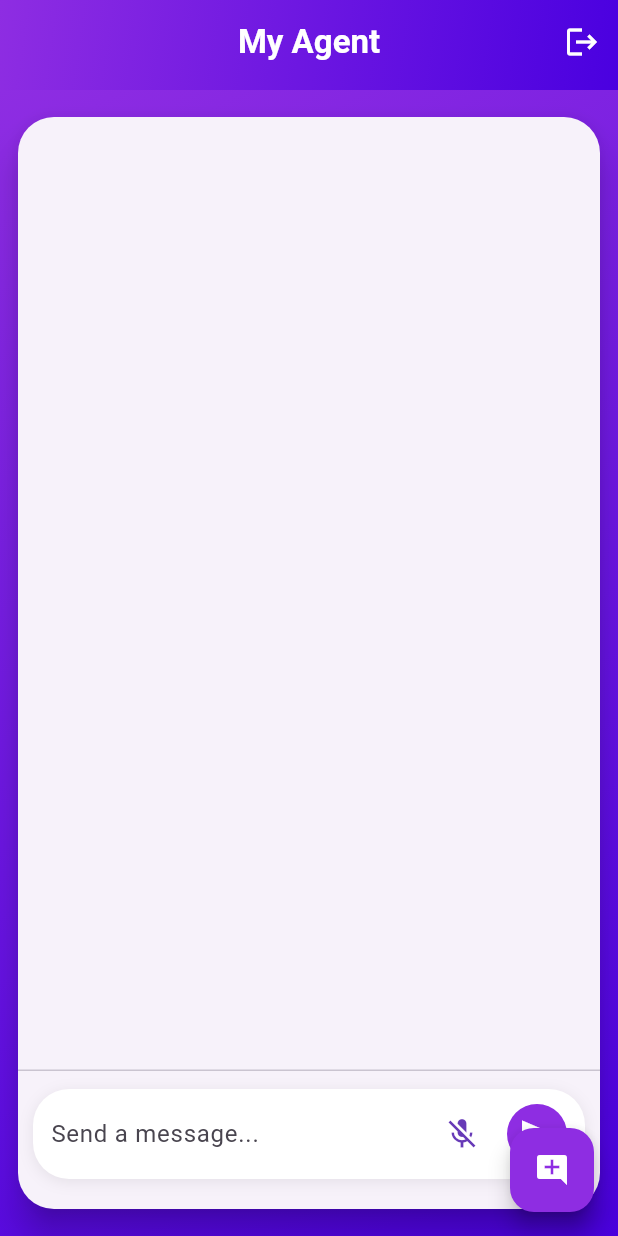
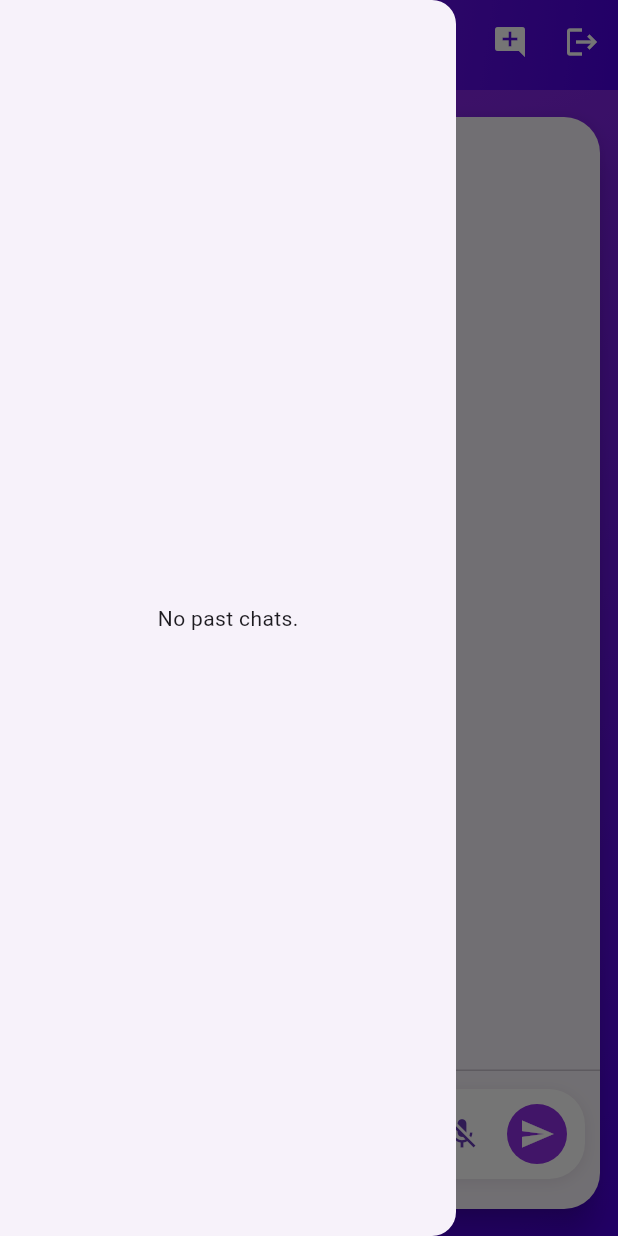
Before and after one commit to saswatsaubhagya/assistant, a Flutter app: the ChatPage screen opened directly with empty values, with the side drawer open (before the commit the screen has no drawer), on a phone screen of 412 x 824 dp. Run offline on Flutter 3.47's test engine with Material 3 defaults, Android fonts, the phone set to English and light mode, and no system bars; our stand-ins replace shared_preferences, speech_to_text; accounts and stored records are empty.

Commit message:
Refactor ChatPage to enhance UI and functionality
- Integrated `ChatHistoryDrawer` for session management in the chat interface.
- Replaced the existing chat input section with a new `ChatInputRow` widget for improved user experience.
- Updated the app bar to include a new chat button for initiating new chat sessions.
- Refactored chat session handling to streamline the process of starting new conversations.

```diff
--- a/lib/main.dart
+++ b/lib/main.dart
@@ -2,6 +2,7 @@ import 'package:flutter/material.dart';
 import 'package:shared_preferences/shared_preferences.dart';
 import 'screens/chat_page.dart';
 import 'screens/landing_screen.dart';
+import 'screens/new_chat_screen.dart';
 
 void main() => runApp(const ChatApp());
 
@@ -30,7 +31,7 @@ class ChatApp extends StatelessWidget {
           if (!snapshot.hasData) {
             return const Center(child: CircularProgressIndicator());
           }
-          return snapshot.data! ? const ChatPage() : const LandingScreen();
+          return snapshot.data! ? const NewChatScreen() : const LandingScreen();
         },
       ),
     );
--- a/lib/screens/chat_page.dart
+++ b/lib/screens/chat_page.dart
@@ -8,6 +8,8 @@ import 'package:speech_to_text/speech_recognition_result.dart';
 import 'package:speech_to_text/speech_to_text.dart';
 import 'package:uuid/uuid.dart';
 import 'dart:convert';
+import '../widgets/chat_history_drawer.dart';
+import '../widgets/chat_input_row.dart';
 
 class ChatPage extends StatefulWidget {
   final String sessionId;
@@ -23,7 +25,7 @@ class ChatPageState extends State<ChatPage> {
   bool _isTyping = false;
 
   // Speech to text variables
-  SpeechToText _speechToText = SpeechToText();
+  final SpeechToText _speechToText = SpeechToText();
   bool _speechEnabled = false;
   String _lastWords = '';
 
@@ -123,9 +125,19 @@ class ChatPageState extends State<ChatPage> {
   Widget build(BuildContext context) {
     return Scaffold(
       backgroundColor: Colors.transparent,
+      drawer: ChatHistoryDrawer(
+        currentSessionId: widget.sessionId,
+        onSessionSelected: (sessionId) {
+          Navigator.pushReplacement(
+            context,
+            MaterialPageRoute(builder: (_) => ChatPage(sessionId: sessionId)),
+          );
+        },
+      ),
       appBar: PreferredSize(
         preferredSize: const Size.fromHeight(60),
         child: AppBar(
+          iconTheme: const IconThemeData(color: Colors.white),
           flexibleSpace: Container(
             decoration: const BoxDecoration(
               gradient: LinearGradient(
@@ -142,6 +154,21 @@ class ChatPageState extends State<ChatPage> {
           centerTitle: true,
           elevation: 0,
           actions: [
+            IconButton(
+              icon: const Icon(Icons.add_comment, color: Colors.white),
+              tooltip: 'New Chat',
+              onPressed: () async {
+                await _saveSessionMessages();
+                final newSessionId = const Uuid().v4();
+                if (!context.mounted) return;
+                Navigator.pushReplacement(
+                  context,
+                  MaterialPageRoute(
+                    builder: (_) => ChatPage(sessionId: newSessionId),
+                  ),
+                );
+              },
+            ),
             IconButton(
               icon: const Icon(Icons.logout, color: Colors.white),
               tooltip: 'Logout',
@@ -202,84 +229,25 @@ class ChatPageState extends State<ChatPage> {
                       ),
                     ),
                     const Divider(height: 1),
-                    Container(
-                      margin: const EdgeInsets.symmetric(
-                        horizontal: 10,
-                        vertical: 12,
-                      ),
-                      padding: const EdgeInsets.symmetric(
-                        horizontal: 12,
-                        vertical: 6,
-                      ),
-                      decoration: BoxDecoration(
-                        color: Colors.white,
-                        borderRadius: BorderRadius.circular(24),
-                        boxShadow: [
-                          BoxShadow(
-                            color: Colors.black.withOpacity(0.08),
-                            blurRadius: 8,
-                            offset: const Offset(0, 2),
-                          ),
-                        ],
-                      ),
-                      child: Row(
-                        children: [
-                          Expanded(
-                            child: TextField(
+                    ChatInputRow(
                       controller: _controller,
-                              onSubmitted: sendMessage,
-                              minLines: 1,
-                              maxLines: 5,
-                              keyboardType: TextInputType.multiline,
-                              scrollPadding: const EdgeInsets.all(20),
-                              decoration: const InputDecoration(
-                                hintText: 'Send a message...',
-                                border: InputBorder.none,
-                                isDense: true,
-                                contentPadding: EdgeInsets.symmetric(
-                                  vertical: 10,
-                                ),
-                              ),
-                            ),
-                          ),
-                          IconButton(
-                            icon: Icon(
-                              _speechToText.isNotListening
-                                  ? Icons.mic_off
-                                  : Icons.mic,
-                              color: Colors.deepPurple,
-                            ),
-                            onPressed: _speechEnabled
-                                ? () {
+                      speechEnabled: _speechEnabled,
+                      isListening: _speechToText.isListening,
+                      onMicPressed: () {
                         if (_speechToText.isNotListening) {
                           _startListening();
                         } else {
                           _stopListening();
                         }
-                                  }
-                                : null,
-                          ),
-                          const SizedBox(width: 6),
-                          Material(
-                            color: const Color(0xFF8E2DE2),
-                            borderRadius: BorderRadius.circular(20),
-                            child: InkWell(
-                              borderRadius: BorderRadius.circular(20),
-                              onTap: () {
+                      },
+                      onSendPressed: () {
                         final text = _controller.text.trim();
                         if (text.isNotEmpty) {
                           _controller.clear();
                           sendMessage(text);
                         }
                       },
-                              child: const Padding(
-                                padding: EdgeInsets.all(8.0),
-                                child: Icon(Icons.send, color: Colors.white),
-                              ),
-                            ),
-                          ),
-                        ],
-                      ),
+                      onSubmitted: sendMessage,
                     ),
                   ],
                 ),
@@ -288,34 +256,6 @@ class ChatPageState extends State<ChatPage> {
           ),
         ),
       ),
-      floatingActionButton: FloatingActionButton(
-        backgroundColor: const Color(0xFF8E2DE2),
-        child: const Icon(Icons.add_comment, color: Colors.white),
-        tooltip: 'New Chat',
-        onPressed: () async {
-          // Save current chat to local storage
-          final prefs = await SharedPreferences.getInstance();
-          final history = prefs.getStringList('chatHistory') ?? [];
-          final sessionData = {
-            'sessionId': widget.sessionId,
-            'messages': _messages
-                .map((m) => {'text': m.text, 'isUser': m.isUser})
-                .toList(),
-          };
-          history.add(jsonEncode(sessionData));
-          await prefs.setStringList('chatHistory', history);
-
-          // Start new chat session
-          final newSessionId = const Uuid().v4();
-          if (!context.mounted) return;
-          Navigator.pushReplacement(
-            context,
-            MaterialPageRoute(
-              builder: (_) => ChatPage(sessionId: newSessionId),
-            ),
-          );
-        },
-      ),
     );
   }
 }
--- /dev/null
+++ b/lib/widgets/chat_history_drawer.dart
@@ -0,0 +1,61 @@
+import 'package:flutter/material.dart';
+import 'package:shared_preferences/shared_preferences.dart';
+import 'dart:convert';
+
+class ChatHistoryDrawer extends StatelessWidget {
+  final String currentSessionId;
+  final void Function(String sessionId) onSessionSelected;
+  const ChatHistoryDrawer({
+    super.key,
+    required this.currentSessionId,
+    required this.onSessionSelected,
+  });
+
+  Future<List<Map<String, dynamic>>> _getAllSessions() async {
+    final prefs = await SharedPreferences.getInstance();
+    final history = prefs.getStringList('chatHistory') ?? [];
+    return history.map((e) => jsonDecode(e) as Map<String, dynamic>).toList();
+  }
+
+  @override
+  Widget build(BuildContext context) {
+    return Drawer(
+      child: FutureBuilder<List<Map<String, dynamic>>>(
+        future: _getAllSessions(),
+        builder: (context, snapshot) {
+          if (!snapshot.hasData) {
+            return const Center(child: CircularProgressIndicator());
+          }
+          final sessions = snapshot.data!;
+          if (sessions.isEmpty) {
+            return const Center(child: Text('No past chats.'));
+          }
+          return ListView.builder(
+            itemCount: sessions.length,
+            itemBuilder: (context, index) {
+              final session = sessions[index];
+              final sessionId = session['sessionId'] as String;
+              final messages = session['messages'] as List;
+              final preview = messages.isNotEmpty
+                  ? (messages.last['text'] ?? '')
+                  : 'No messages';
+              return ListTile(
+                title: Text('Session ${index + 1}'),
+                subtitle: Text(
+                  preview,
+                  maxLines: 1,
+                  overflow: TextOverflow.ellipsis,
+                ),
+                onTap: () {
+                  Navigator.pop(context); // close drawer
+                  onSessionSelected(sessionId);
+                },
+                selected: sessionId == currentSessionId,
+              );
+            },
+          );
+        },
+      ),
+    );
+  }
+}
--- /dev/null
+++ b/lib/widgets/chat_input_row.dart
@@ -0,0 +1,79 @@
+import 'package:flutter/material.dart';
+
+class ChatInputRow extends StatelessWidget {
+  final TextEditingController controller;
+  final bool speechEnabled;
+  final bool isListening;
+  final VoidCallback onMicPressed;
+  final VoidCallback onSendPressed;
+  final ValueChanged<String> onSubmitted;
+
+  const ChatInputRow({
+    super.key,
+    required this.controller,
+    required this.speechEnabled,
+    required this.isListening,
+    required this.onMicPressed,
+    required this.onSendPressed,
+    required this.onSubmitted,
+  });
+
+  @override
+  Widget build(BuildContext context) {
+    return Container(
+      margin: const EdgeInsets.symmetric(horizontal: 10, vertical: 12),
+      padding: const EdgeInsets.symmetric(horizontal: 12, vertical: 6),
+      decoration: BoxDecoration(
+        color: Colors.white,
+        borderRadius: BorderRadius.circular(24),
+        boxShadow: [
+          BoxShadow(
+            color: Colors.black.withOpacity(0.08),
+            blurRadius: 8,
+            offset: const Offset(0, 2),
+          ),
+        ],
+      ),
+      child: Row(
+        children: [
+          Expanded(
+            child: TextField(
+              controller: controller,
+              onSubmitted: onSubmitted,
+              minLines: 1,
+              maxLines: 5,
+              keyboardType: TextInputType.multiline,
+              scrollPadding: const EdgeInsets.all(20),
+              decoration: const InputDecoration(
+                hintText: 'Send a message...',
+                border: InputBorder.none,
+                isDense: true,
+                contentPadding: EdgeInsets.symmetric(vertical: 10),
+              ),
+            ),
+          ),
+          IconButton(
+            icon: Icon(
+              isListening ? Icons.mic : Icons.mic_off,
+              color: Colors.deepPurple,
+            ),
+            onPressed: speechEnabled ? onMicPressed : null,
+          ),
+          const SizedBox(width: 6),
+          Material(
+            color: const Color(0xFF8E2DE2),
+            borderRadius: BorderRadius.circular(20),
+            child: InkWell(
+              borderRadius: BorderRadius.circular(20),
+              onTap: onSendPressed,
+              child: const Padding(
+                padding: EdgeInsets.all(8.0),
+                child: Icon(Icons.send, color: Colors.white),
+              ),
+            ),
+          ),
+        ],
+      ),
+    );
+  }
+}
```
Lines whose indentation alone changed are shown as unchanged.
